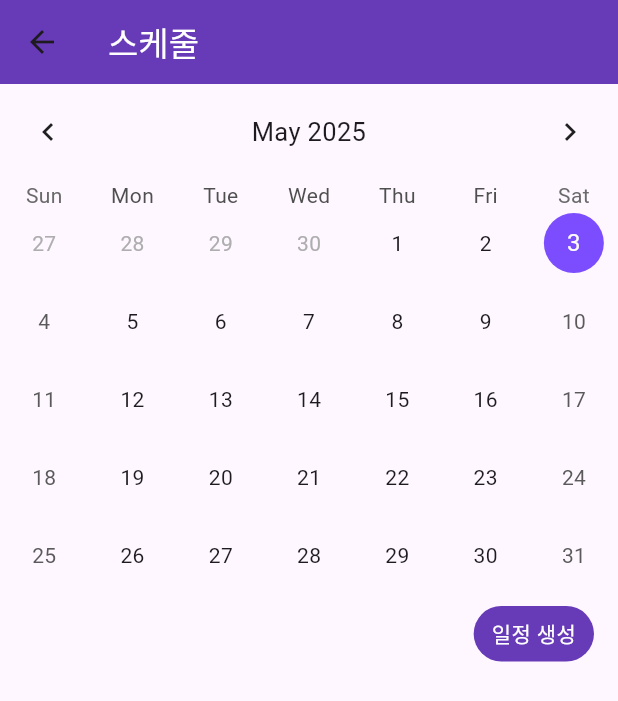
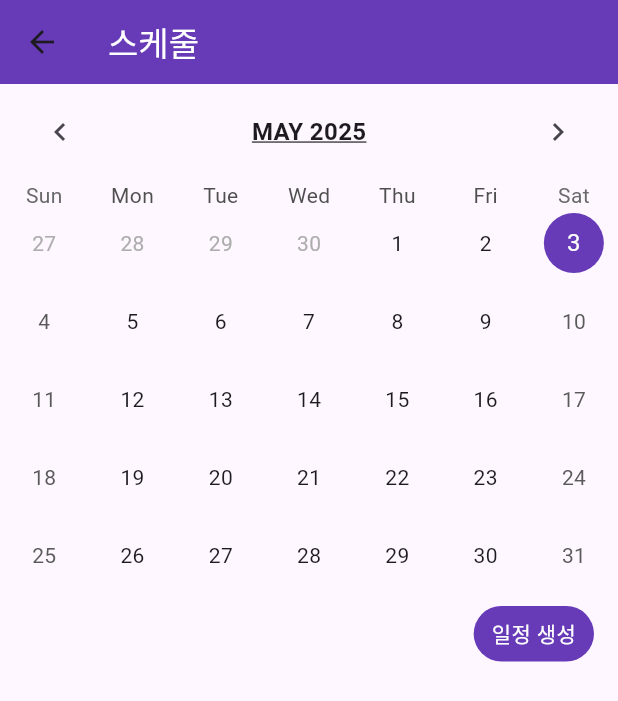
Before and after one commit to IngyoKim/TalkPilot, a Flutter app: the SchedulePage screen opened directly, on a phone screen of 412 x 824 dp. Shown: the top 701 px of the screen. Run offline on Flutter 3.47's test engine with Material 3 defaults, Android fonts, the phone set to English and light mode, and no system bars; drawn by our look-alikes of table_calendar; our stand-ins replace file_picker, firebase_auth, firebase_core, firebase_database, flutter_dotenv, fluttertoast and 3 more; missing offline and left inert: kakao_flutter_sdk_common, kakao_flutter_sdk_user; accounts and stored records are empty; generated files the repository leaves out were written again.

Commit message:
feat: 월/연도 스크롤 선택 팝업 기능 구현

```diff
--- a/app/lib/src/pages/schedule_page/schedule_page.dart
+++ b/app/lib/src/pages/schedule_page/schedule_page.dart
@@ -1,6 +1,5 @@
 import 'package:flutter/material.dart';
 import 'package:table_calendar/table_calendar.dart';
-
 import 'package:talk_pilot/src/pages/schedule_page/widgets/event.dart';
 import 'package:talk_pilot/src/pages/schedule_page/widgets/event_input_form.dart';
 import 'package:talk_pilot/src/pages/schedule_page/widgets/event_list.dart';
@@ -16,20 +15,10 @@ class _SchedulePageState extends State<SchedulePage> {
   final Map<DateTime, List<Event>> _events = {};
   final TextEditingController _controller = TextEditingController();
   DateTime _focusedDay = DateTime.now();
-  DateTime? _selectedDay;
+  DateTime? _selectedDay = DateTime.now();
   bool _isInputVisible = false;
   int? _editingIndex;
   Color _selectedColor = Colors.red;
-
-  final List<Color> _colorOptions = [
-    Colors.red,
-    Colors.orange,
-    Colors.yellow,
-    Colors.green,
-    Colors.blue,
-    Colors.indigo,
-    Colors.purple,
-  ];
 
   List<Event> _getEvents(DateTime day) => _events[day] ?? [];
 
@@ -69,6 +58,112 @@ class _SchedulePageState extends State<SchedulePage> {
     });
   }
 
+  void _openMonthYearSelectorDialog() {
+    int tempYear = _focusedDay.year;
+
+    showDialog(
+      context: context,
+      builder: (context) {
+        return AlertDialog(
+          title: const Text('연도와 월 선택'),
+          content: SizedBox(
+            width: double.maxFinite,
+            height: 300,
+            child: Row(
+              children: [
+                Expanded(
+                  child: ListView.builder(
+                    itemCount: 11,
+                    itemBuilder: (context, index) {
+                      int year = 2025 + index;
+                      return ListTile(
+                        title: Center(child: Text('$year')),
+                        selected: year == tempYear,
+                        onTap: () {
+                          setState(() => tempYear = year);
+                        },
+                      );
+                    },
+                  ),
+                ),
+                Expanded(
+                  child: ListView.builder(
+                    itemCount: 12,
+                    itemBuilder: (context, index) {
+                      return ListTile(
+                        title: Center(child: Text(_monthAbbr[index])),
+                        onTap: () {
+                          Navigator.pop(context);
+                          setState(() {
+                            _focusedDay = DateTime(tempYear, index + 1);
+                            _selectedDay = DateTime(tempYear, index + 1, 1);
+                          });
+                        },
+                      );
+                    },
+                  ),
+                ),
+              ],
+            ),
+          ),
+        );
+      },
+    );
+  }
+
+  Widget _buildCustomHeader() {
+    return Padding(
+      padding: const EdgeInsets.symmetric(horizontal: 16.0, vertical: 8),
+      child: Row(
+        mainAxisAlignment: MainAxisAlignment.spaceBetween,
+        children: [
+          IconButton(
+            icon: const Icon(Icons.chevron_left),
+            onPressed: () {
+              setState(() {
+                _focusedDay = DateTime(_focusedDay.year, _focusedDay.month - 1);
+              });
+            },
+          ),
+          GestureDetector(
+            onTap: _openMonthYearSelectorDialog,
+            child: Text(
+              '${_monthAbbr[_focusedDay.month - 1]} ${_focusedDay.year}',
+              style: const TextStyle(
+                fontSize: 16,
+                fontWeight: FontWeight.bold,
+                decoration: TextDecoration.underline,
+              ),
+            ),
+          ),
+          IconButton(
+            icon: const Icon(Icons.chevron_right),
+            onPressed: () {
+              setState(() {
+                _focusedDay = DateTime(_focusedDay.year, _focusedDay.month + 1);
+              });
+            },
+          ),
+        ],
+      ),
+    );
+  }
+
+  final List<String> _monthAbbr = [
+    'JAN',
+    'FEB',
+    'MAR',
+    'APR',
+    'MAY',
+    'JUN',
+    'JUL',
+    'AUG',
+    'SEP',
+    'OCT',
+    'NOV',
+    'DEC',
+  ];
+
   @override
   Widget build(BuildContext context) {
     final selected = _selectedDay ?? _focusedDay;
@@ -81,6 +176,7 @@ class _SchedulePageState extends State<SchedulePage> {
       ),
       body: Column(
         children: [
+          _buildCustomHeader(),
           TableCalendar(
             firstDay: DateTime.utc(2025, 1, 1),
             lastDay: DateTime.utc(2035, 12, 31),
@@ -95,10 +191,7 @@ class _SchedulePageState extends State<SchedulePage> {
                 _editingIndex = null;
               });
             },
-            headerStyle: const HeaderStyle(
-              titleCentered: true,
-              formatButtonVisible: false,
-            ),
+            headerVisible: false,
             calendarStyle: const CalendarStyle(
               todayDecoration: BoxDecoration(
                 color: Colors.deepPurpleAccent,
@@ -138,7 +231,7 @@ class _SchedulePageState extends State<SchedulePage> {
               controller: _controller,
               selectedColor: _selectedColor,
               onColorChanged: (color) => setState(() => _selectedColor = color),
-              colorOptions: _colorOptions,
+              colorOptions: Event.colorOptions,
               isEditing: _editingIndex != null,
               onSave: _saveEvent,
             ),
--- a/app/lib/src/pages/schedule_page/widgets/event.dart
+++ b/app/lib/src/pages/schedule_page/widgets/event.dart
@@ -1,8 +1,19 @@
 import 'package:flutter/material.dart';
 
+//일정(Event) 모델 정의
 class Event {
   final String title;
   final Color color;
 
   Event({required this.title, required this.color});
+
+  static const List<Color> colorOptions = [
+    Colors.red,
+    Colors.orange,
+    Colors.yellow,
+    Colors.green,
+    Colors.blue,
+    Colors.indigo,
+    Colors.purple,
+  ];
 }
--- a/app/lib/src/pages/schedule_page/widgets/event_input_form.dart
+++ b/app/lib/src/pages/schedule_page/widgets/event_input_form.dart
@@ -1,5 +1,6 @@
 import 'package:flutter/material.dart';
 
+//일정 입력/수정 위젯
 class EventInputForm extends StatelessWidget {
   final TextEditingController controller;
   final Color selectedColor;
--- a/app/lib/src/pages/schedule_page/widgets/event_list.dart
+++ b/app/lib/src/pages/schedule_page/widgets/event_list.dart
@@ -1,6 +1,7 @@
 import 'package:flutter/material.dart';
 import 'event.dart';
 
+//저장된 일정 리스트 UI
 class EventList extends StatelessWidget {
   final List<Event> events;
   final void Function(int index, Event event) onEdit;
```
